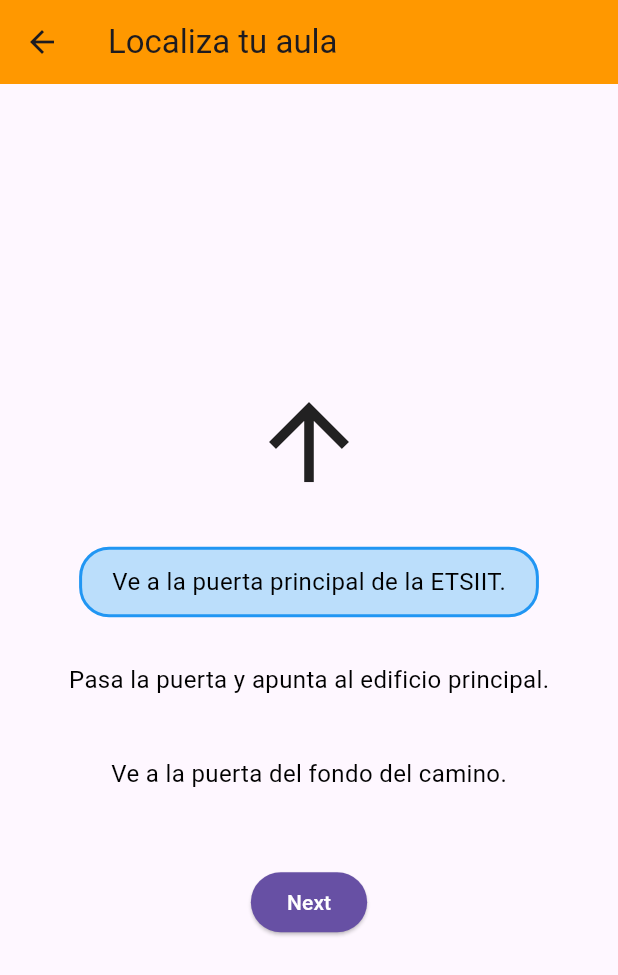
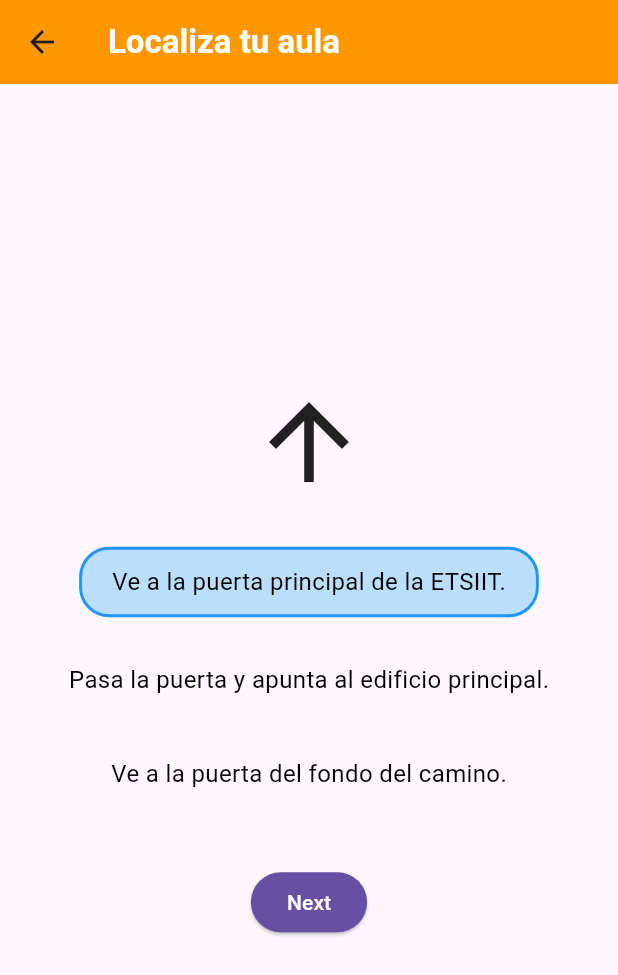
Before and after one commit to pab1s/ETSIIT-info-app, a Flutter app: the screen it shows after launch, after a tap on "Acceder como invitado", after a tap on "Localizaciones", on a phone screen of 412 x 824 dp. Shown: the top 975 px of the screen. Run offline on Flutter 3.47's test engine with Material 3 defaults, Android fonts, the light colour scheme and no system bars; our stand-ins replace camera, carousel_slider, flutter_compass, flutter_map, flutter_tts, geolocator and 8 more; missing offline and left inert: dialogflow_grpc, flutter_map_animations, flutter_pixelmatching, light, syncfusion_flutter_core; statements that could not run were skipped; project files that could hold a hidden picture were left out.

Commit message:
Update app bar in multiple pages

```diff
--- a/lib/pages/home_page.dart
+++ b/lib/pages/home_page.dart
@@ -63,7 +63,10 @@ class _HomePageState extends State<HomePage> {
   @override
   Widget build(BuildContext context) {
     return Scaffold(
-      appBar: const TopBar(title: 'Inicio'),
+      appBar: PreferredSize(
+        preferredSize: const Size.fromHeight(kToolbarHeight),
+        child: const TopBar(title: 'Inicio'),
+      ),
       drawer: const SideBar(),
       body: SingleChildScrollView(
         child: Column(
@@ -75,7 +78,7 @@ class _HomePageState extends State<HomePage> {
                 children: <Widget>[
                   Expanded(
                     child: Text(
-                      'Bienvenido, Jonathan!',
+                      '¡Bienvenido, Luis!',
                       style: TextStyle(
                         fontSize: 24,
                         fontWeight: FontWeight.bold,
@@ -85,7 +88,7 @@ class _HomePageState extends State<HomePage> {
                     ),
                   ),
                   const CircleAvatar(
-                    backgroundImage: AssetImage('assets/avatar.jpeg'),
+                    backgroundImage: AssetImage('assets/user.jpg'),
                     radius: 30,
                   ),
                 ],
--- a/lib/pages/indoor_navigation_page.dart
+++ b/lib/pages/indoor_navigation_page.dart
@@ -243,9 +243,12 @@ class _IndoorNavPageState extends State<IndoorNavPage>
     List<String> displayedSentences = _getDisplayedSentences();
 
     return Scaffold(
-      appBar: const TopBar(
-        title: "Localiza tu aula",
-        //isDarkMode: isDarkMode,
+      appBar: PreferredSize(
+        preferredSize: Size.fromHeight(kToolbarHeight),
+        child: TopBar(
+          title: "Localiza tu aula",
+          //isDarkMode: isDarkMode,
+        ),
       ),
       body: FutureBuilder<bool>(
         future: _isUserNearTarget(),
--- a/lib/pages/login_page.dart
+++ b/lib/pages/login_page.dart
@@ -59,7 +59,9 @@ class _LoginPageState extends State<LoginPage> {
     }
 
     return Scaffold(
-      appBar: const TopBar(title: "Iniciar sesión"),
+      appBar: AppBar(
+        title: const Text("Iniciar sesión"),
+      ),
       body: Padding(
         padding: const EdgeInsets.all(16.0),
         child: Column(
--- a/lib/pages/mapa_page.dart
+++ b/lib/pages/mapa_page.dart
@@ -345,7 +345,10 @@ class _MapaPageState extends State<MapaPage> with TickerProviderStateMixin {
     }
 
     return Scaffold(
-      appBar: const TopBar(title: "Puntos de Interés"),
+      appBar: PreferredSize(
+        preferredSize: const Size.fromHeight(kToolbarHeight),
+        child: TopBar(title: "Puntos de Interés"),
+      ),
       body: FlutterMap(
         mapController: _animatedMapController.mapController,
         options: MapOptions(
--- a/lib/pages/tuiqr_page.dart
+++ b/lib/pages/tuiqr_page.dart
@@ -7,7 +7,10 @@ class TuiQrPage extends StatelessWidget {
   @override
   Widget build(BuildContext context) {
     return Scaffold(
-      appBar: const TopBar(title: "TUI y QR"),
+      appBar: PreferredSize(
+        preferredSize: const Size.fromHeight(kToolbarHeight),
+        child: TopBar(title: "TUI y QR"),
+      ),
       body: Center(
         child: Column(
           mainAxisAlignment: MainAxisAlignment.center,
--- a/lib/widgets/top_bar.dart
+++ b/lib/widgets/top_bar.dart
@@ -1,16 +1,49 @@
 import 'package:flutter/material.dart';
-import 'package:etsiit_info_app/utils/colors.dart';
+import 'dart:async';
+import 'package:light/light.dart';
 
-class TopBar extends StatelessWidget implements PreferredSizeWidget {
+class TopBar extends StatefulWidget {
   final String title;
 
   const TopBar({super.key, required this.title});
 
   @override
+  _TopBarState createState() => _TopBarState();
+}
+
+class _TopBarState extends State<TopBar> {
+  Light? _light;
+  StreamSubscription? _lightSubscription;
+  bool _darkMode = false;
+
+  @override
+  void initState() {
+    super.initState();
+    _light = Light();
+    _lightSubscription = _light?.lightSensorStream.listen((luxValue) {
+      setState(() {
+        _darkMode = luxValue < 100;
+      });
+    });
+  }
+
+  @override
+  void dispose() {
+    _lightSubscription?.cancel();
+    super.dispose();
+  }
+
+  @override
   Widget build(BuildContext context) {
     return AppBar(
-      title: Text(title),
-      backgroundColor: AppColors.primary,
+      title: Text(
+        widget.title,
+        style: TextStyle(
+            color: _darkMode ? Colors.white : Colors.white,
+            fontWeight: FontWeight.bold),
+      ),
+      backgroundColor:
+          _darkMode ? const Color.fromARGB(255, 53, 53, 53) : Colors.orange,
     );
   }
 
```
